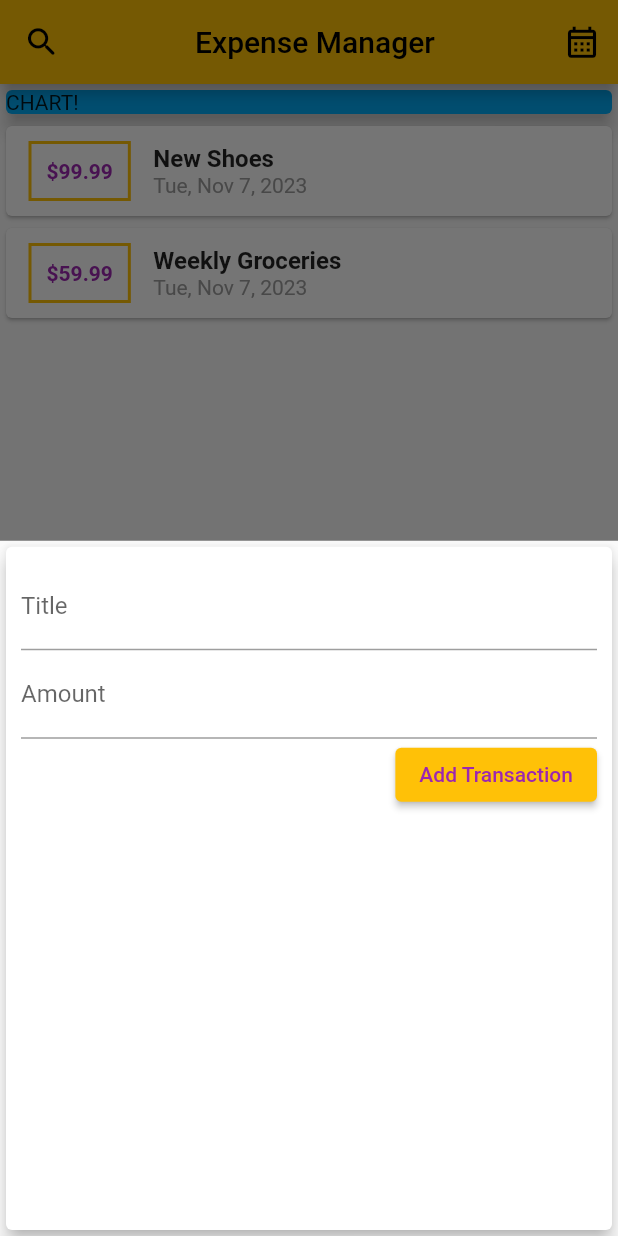
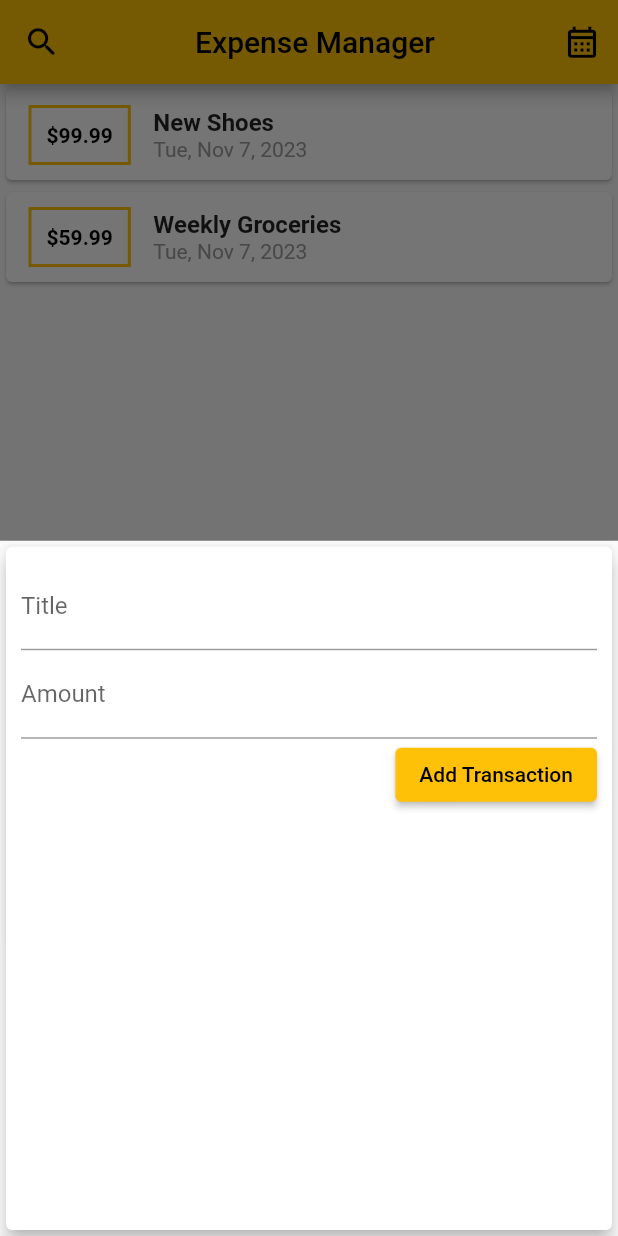
Before and after one commit to Muhammad-Umair1049/expense_planner, a Flutter app: the screen it shows after launch, item 2 of the bottom bar chosen, on a phone screen of 412 x 824 dp. Run offline on Flutter 3.47's test engine with Material 2 defaults, Android fonts, the phone set to English and light mode, and no system bars; drawn by our look-alikes of curved_navigation_bar; our stand-ins replace firebase_auth, firebase_core, google_sign_in, lottie; accounts and stored records are empty; project files that could hold a hidden picture were left out.

Commit message:
Change color and remove chart

```diff
--- a/lib/Widgets/new_transaction.dart
+++ b/lib/Widgets/new_transaction.dart
@@ -53,7 +53,7 @@ class _NewTransactionState extends State<NewTransaction> {
               onPressed: SubmitData,
               child: Text(
                 "Add Transaction",
-                style: TextStyle(color: Colors.purple),
+                style: TextStyle(color: Colors.black),
               ),
             ),
           ],
--- a/lib/Widgets/transaction_list.dart
+++ b/lib/Widgets/transaction_list.dart
@@ -33,7 +33,7 @@ class TransactionList extends StatelessWidget {
                     // string Interpolation, another way = tx.amount.toString()
                     style: const TextStyle(
                       fontWeight: FontWeight.bold,
-                      color: Colors.purple,
+                      color: Colors.black,
                     ),
                   ),
                 ),
--- a/lib/screens/home_page.dart
+++ b/lib/screens/home_page.dart
@@ -97,14 +97,14 @@ class _HomePageState extends State<HomePage> {
           //mainAxisAlignment: MainAxisAlignment.start,
           crossAxisAlignment: CrossAxisAlignment.stretch,
           children: <Widget>[
-            Container(
-              width: double.infinity,
-              child: const Card(
-                color: Colors.lightBlue,
-                elevation: 5,
-                child: Text("CHART!"),
-              ),
-            ),
+            // Container(
+            //   width: double.infinity,
+            //   child: const Card(
+            //     color: Colors.lightBlue,
+            //     elevation: 5,
+            //     child: Text("CHART!"),
+            //   ),
+            // ),
             TransactionList(_userTransactions),
           ],
         ),
```
Also changed, not shown: lib/screens/me_screen/me_modal_bottom_sheet.dart (+11 -12 lines).
